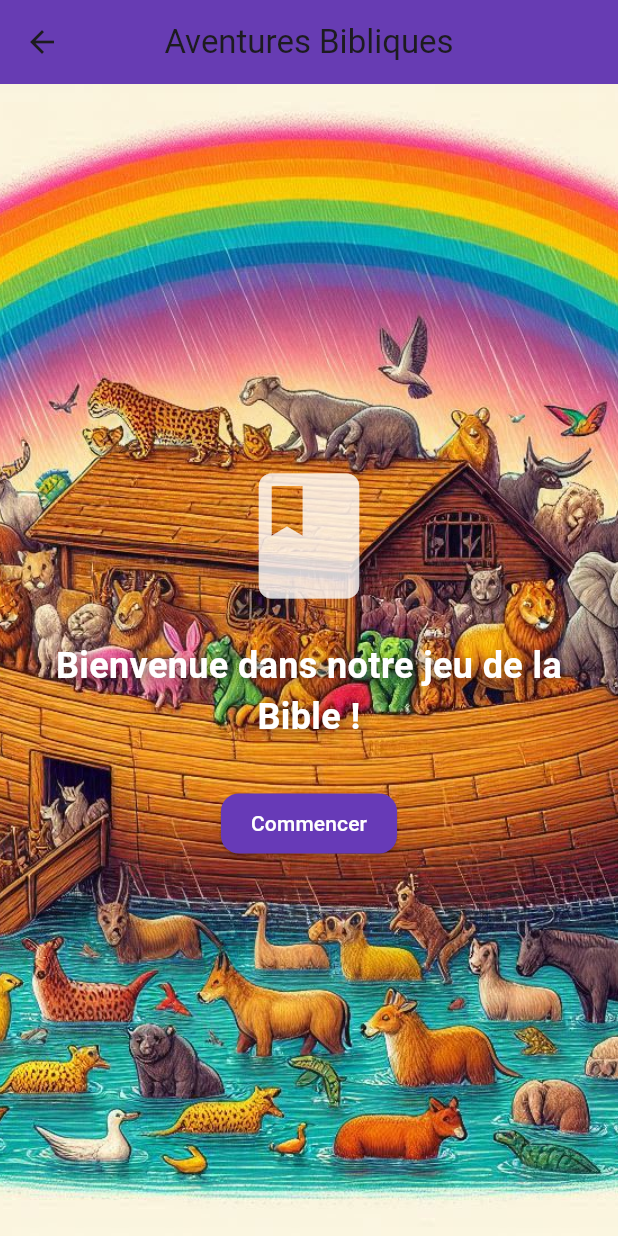
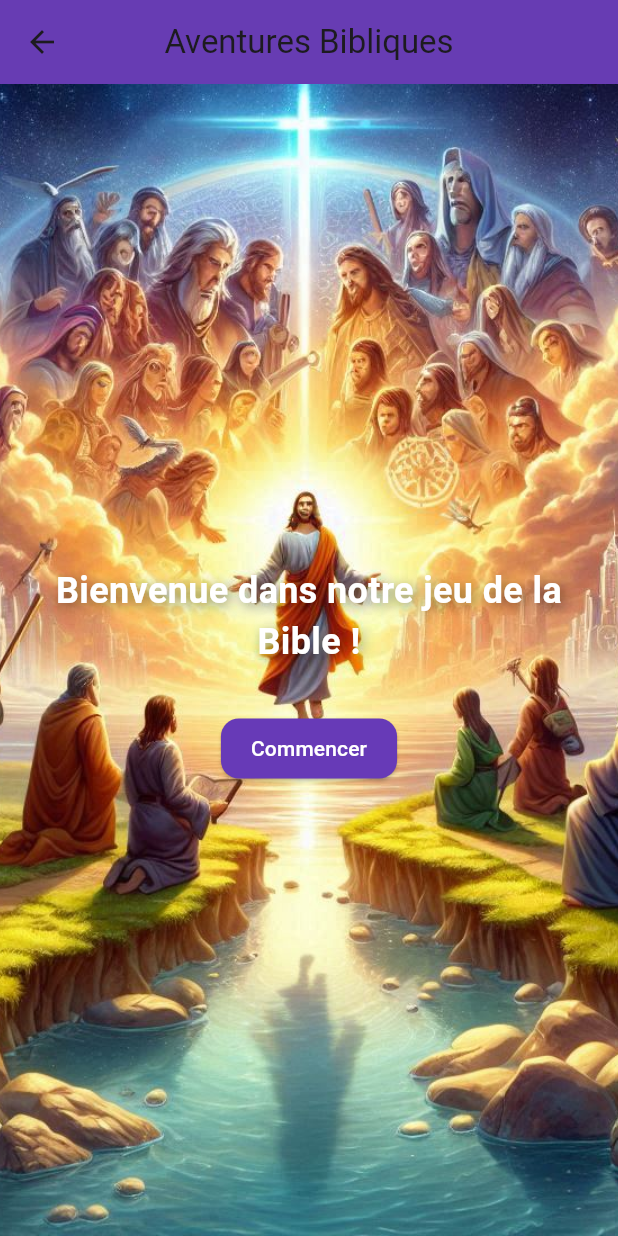
Before and after one commit to diongrace/truepath, a Flutter app: the HomeScreen screen opened by its route, on a phone screen of 412 x 824 dp. Run offline on Flutter 3.47's test engine with Material 3 defaults, Android fonts, the phone set to English and light mode, and no system bars.

Commit message:
une retouche

```diff
--- a/lib/screens/home_screen.dart
+++ b/lib/screens/home_screen.dart
@@ -21,7 +21,7 @@ class _HomeScreenState extends State<HomeScreen> {
       body: Container(
          decoration: const BoxDecoration(
            image: DecorationImage(
-            image: AssetImage('assets/images/bac.jpeg'),
+             image: AssetImage('assets/images/ciel.jpeg'),
            fit: BoxFit.cover,
         ),
          ),
@@ -29,11 +29,11 @@ class _HomeScreenState extends State<HomeScreen> {
           child: Column(
             mainAxisAlignment: MainAxisAlignment.center,
             children: <Widget>[
-              Icon(
-                Icons.book,
-                size: 100,
-                color: Colors.white.withOpacity(0.8),
-              ),
+              // Icon(
+              //   Icons.book,
+              //   size: 100,
+              //   color: Colors.white.withOpacity(0.8),
+              // ),
               const SizedBox(height: 20),
               Text(
                 'Bienvenue dans notre jeu de la Bible !',
@@ -57,7 +57,7 @@ class _HomeScreenState extends State<HomeScreen> {
                 Navigator.push(
                   context,
                   MaterialPageRoute(
-                      builder: (context) => const DashboardScreen(userName: '',),
+                    builder: (context) => const DashboardScreen(userName: ''),
                   ),
                 );
               },
```
Also changed, not shown: lib/screens/dashboard_screen.dart (+4 -4 lines), assets/images/bl.jpeg (added), assets/images/ciel.jpeg (added). Lines whose indentation alone changed are shown as unchanged.
